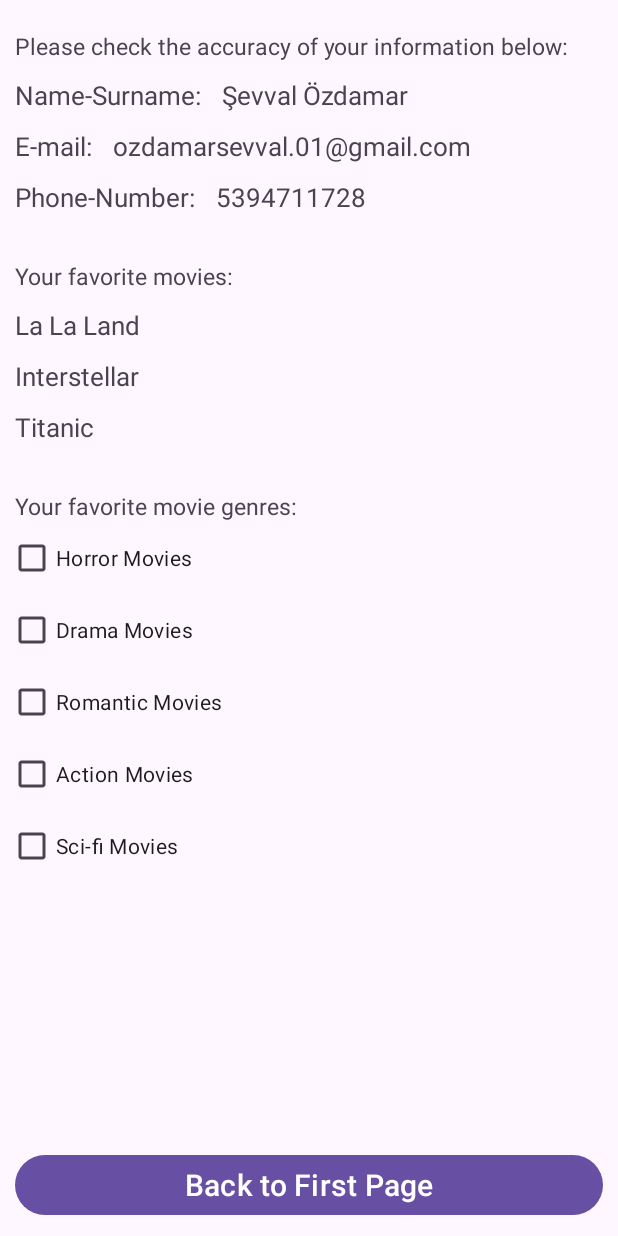
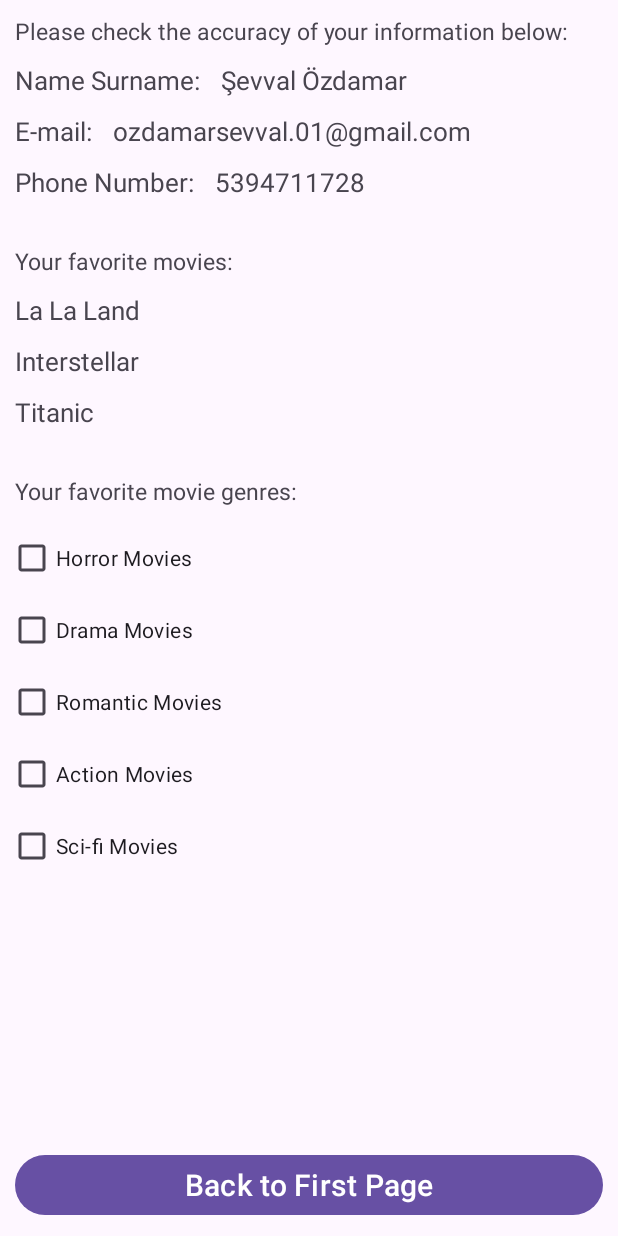
Before and after one commit to sevvaloz/FilmTasterApp, an Android app: the layout fragment_results.xml on its own in the app's theme, with its tools: preview values and no code run, on a phone screen of 412 x 824 dp. Run offline under Robolectric (Android 15) with nearby library versions, the phone set to English and light mode, and no system bars.

Commit message:
Layout design changed.

```diff
--- a/app/src/main/res/layout/fragment_results.xml
+++ b/app/src/main/res/layout/fragment_results.xml
@@ -12,10 +12,10 @@
         android:layout_width="match_parent"
         android:layout_height="wrap_content"
         android:layout_marginStart="10dp"
-        android:layout_marginBottom="10dp"
         android:layout_marginTop="20dp"
         android:text="Please check the accuracy of your information below:"
         android:textSize="15sp"
+        android:layout_margin="10dp"
         app:layout_constraintEnd_toEndOf="parent"
         app:layout_constraintStart_toStartOf="parent"
         app:layout_constraintTop_toTopOf="parent">
@@ -25,7 +25,7 @@
         android:layout_width="wrap_content"
         android:layout_height="wrap_content"
         android:layout_margin="10dp"
-        android:text="Name-Surname: "
+        android:text="Name Surname: "
         android:textSize="17sp"
         app:layout_constraintStart_toStartOf="parent"
         app:layout_constraintTop_toBottomOf="@+id/textView">
@@ -67,7 +67,7 @@
         android:layout_width="wrap_content"
         android:layout_height="wrap_content"
         android:layout_margin="10dp"
-        android:text="Phone-Number: "
+        android:text="Phone Number: "
         android:textSize="17sp"
         app:layout_constraintStart_toStartOf="parent"
         app:layout_constraintTop_toBottomOf="@+id/txt_Email_static">
@@ -165,6 +165,7 @@
         android:layout_width="wrap_content"
         android:layout_height="wrap_content"
         android:text="Horror Movies"
+        android:layout_marginTop="10dp"
         android:layout_marginStart="5dp"
         app:layout_constraintStart_toStartOf="parent"
         app:layout_constraintTop_toBottomOf="@+id/textView3"
```
